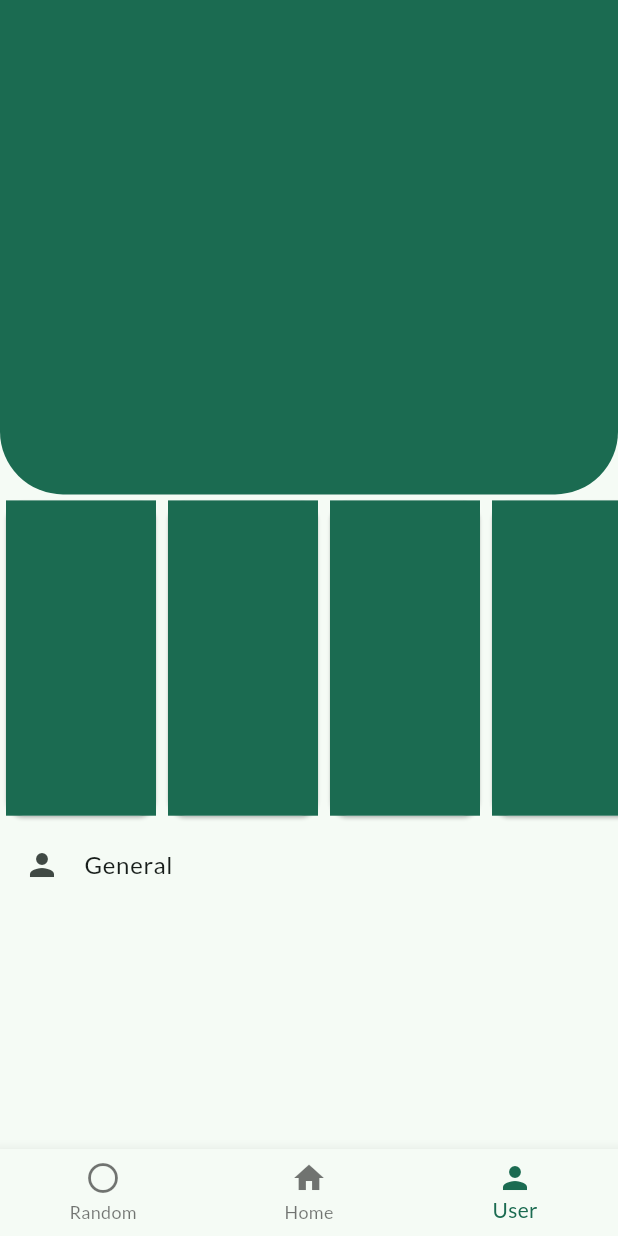
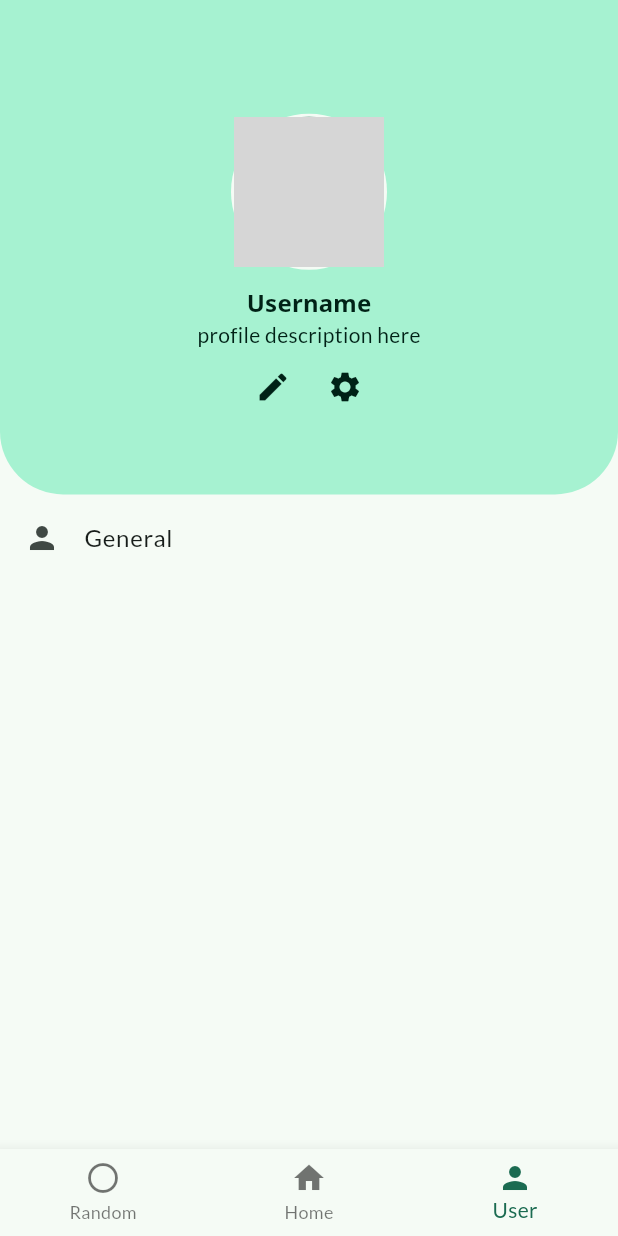
Before and after one commit to afelipe00/cat_app, a Flutter app: the screen it shows after launch, item 3 of the bottom bar chosen, on a phone screen of 412 x 824 dp. Run offline on Flutter 3.47's test engine with Material 3 defaults, Android fonts, the phone set to English and light mode, and no system bars; our stand-ins replace dio, equatable, flutter_bloc, flutter_dotenv, go_router, google_fonts and 3 more; network calls fail; grey boxes are pictures that could not be loaded.

Commit message:
refactor: :recycle: se modifica la vista de profile

```diff
--- a/lib/interface/screens/profile_screen.dart
+++ b/lib/interface/screens/profile_screen.dart
@@ -1,10 +1,13 @@
+import 'package:cat_app/resources/providers/theme_provider.dart';
 import 'package:flutter/material.dart';
+import 'package:provider/provider.dart';
 
 class ProfileScreen extends StatelessWidget {
   const ProfileScreen({super.key});
 
   @override
   Widget build(BuildContext context) {
+    final ThemeProvider themeProvider = Provider.of<ThemeProvider>(context);
     final size = MediaQuery.of(context).size;
     final colors = Theme.of(context).colorScheme;
     return Scaffold(
@@ -14,30 +17,72 @@ class ProfileScreen extends StatelessWidget {
             height: size.height * 0.4,
             width: size.width,
             decoration: BoxDecoration(
-              color: colors.primary,
+              color: colors.primaryContainer,
               borderRadius: const BorderRadius.only(
                 bottomLeft: Radius.circular(42),
                 bottomRight: Radius.circular(42),
               ),
             ),
+            child: Column(
+              mainAxisAlignment: MainAxisAlignment.center,
+              children: [
+                const SizedBox(height: 28.0),
+                Container(
+                  padding: const EdgeInsets.all(2.0),
+                  decoration: BoxDecoration(
+                    shape: BoxShape.circle,
+                    color: colors.surface,
                   ),
-          Expanded(
-            child: ListView.builder(
-              scrollDirection: Axis.horizontal,
-              itemCount: 5,
-              itemBuilder: (context, index) {
-                return Card(
-                  child: Container(
-                    height: 100,
-                    width: 100,
-                    color: colors.primary,
+                  child: CircleAvatar(
+                    radius: 50,
+                    backgroundColor: colors.primary,
+                    backgroundImage: const NetworkImage("https://picsum.photos/200/300.jpg"),
                   ),
-                );
-              },
+                ),
+                const SizedBox(height: 10),
+                Text(
+                  'Username',
+                  style: Theme.of(context).textTheme.titleMedium!.copyWith(
+                        color: colors.onPrimaryContainer,
+                        fontWeight: FontWeight.bold,
+                      ),
+                ),
+                Text(
+                  'profile description here',
+                  style: Theme.of(context).textTheme.bodyMedium!.copyWith(
+                        color: colors.onPrimaryContainer,
+                      ),
+                ),
+                Row(
+                  mainAxisAlignment: MainAxisAlignment.center,
+                  children: [
+                    IconButton(
+                      icon: Icon(
+                        Icons.edit,
+                        color: colors.onPrimaryContainer,
+                      ),
+                      onPressed: () {},
+                    ),
+                    IconButton(
+                      icon: Icon(
+                        Icons.settings,
+                        color: colors.onPrimaryContainer,
+                      ),
+                      onPressed: () {},
+                    ),
+                  ],
+                )
+              ],
             ),
           ),
           Expanded(
+            child: Theme(
+              data: Theme.of(context).copyWith(dividerColor: Colors.transparent),
+              child: MediaQuery.removePadding(
+                context: context,
+                removeTop: true,
                 child: ListView(
+                  shrinkWrap: true,
                   children: [
                     ExpansionTile(
                       title: const Text("General"),
@@ -51,7 +96,9 @@ class ProfileScreen extends StatelessWidget {
                             elevation: 0.5,
                             child: ListTile(
                               leading: Icon(
-                            Icons.dark_mode_outlined,
+                                themeProvider.themePreference == ThemePreference.light
+                                    ? Icons.dark_mode
+                                    : Icons.light_mode,
                                 color: colors.primary,
                               ),
                               title: Text(
@@ -64,12 +111,10 @@ class ProfileScreen extends StatelessWidget {
                                 ),
                               ),
                               trailing: Switch(
-                            value: false,
-                            onChanged: (value) {},
-                            activeColor: colors.primary,
-                            activeTrackColor: colors.primary.withOpacity(0.5),
-                            inactiveThumbColor: colors.primary.withOpacity(0.5),
-                            inactiveTrackColor: colors.primary.withOpacity(0.5),
+                                value: themeProvider.themePreference == ThemePreference.light ? false : true,
+                                onChanged: (value) {
+                                  themeProvider.toggleTheme();
+                                },
                               ),
                             ),
                           ),
@@ -78,6 +123,8 @@ class ProfileScreen extends StatelessWidget {
                     ),
                   ],
                 ),
+              ),
+            ),
           )
         ],
       ),
```
Lines whose indentation alone changed are shown as unchanged.
